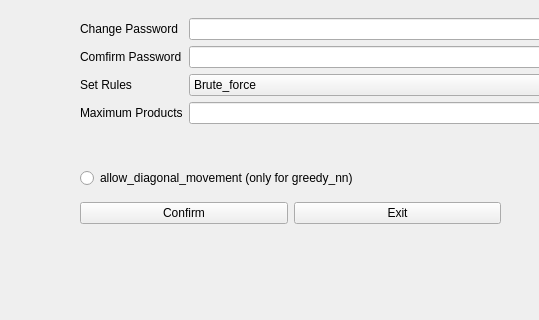
Above: qt_designer/profile.ui from QUAFFquaff/Warehouse-Navigation-Application before the change; both pictures show x 120 to 659 and y 82 to 402 of the 788 by 402 pixel window. Below: the same form after it.
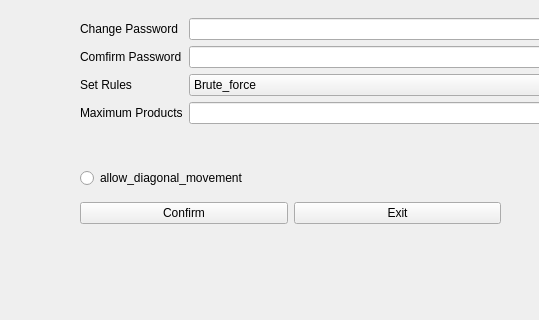
That is the form after the change.

Patch:
```diff
--- a/qt_designer/profile.ui
+++ b/qt_designer/profile.ui
@@ -184,7 +184,7 @@
     </rect>
    </property>
    <property name="text">
-    <string>allow_diagonal_movement (only for greedy_nn)</string>
+    <string>allow_diagonal_movement</string>
    </property>
   </widget>
  </widget>
```
